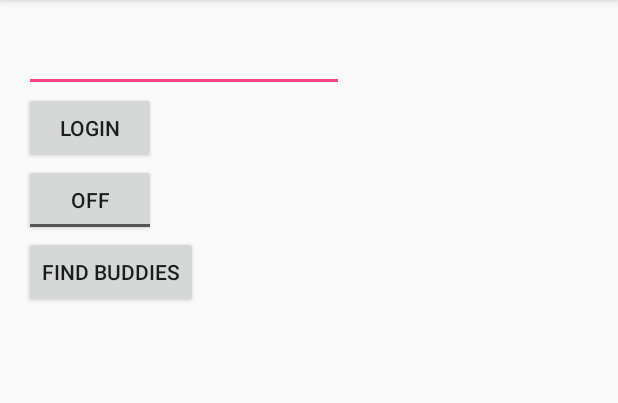
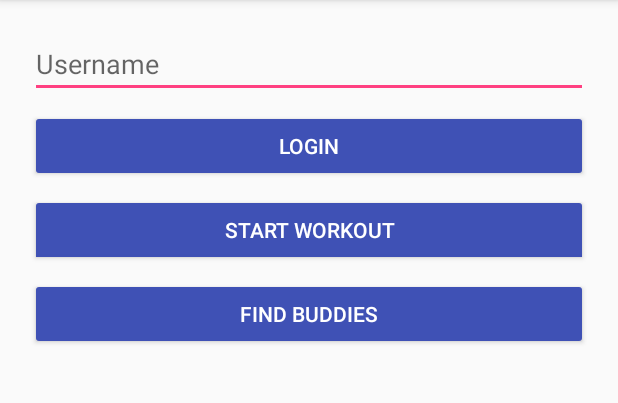
Before and after one commit to dbeckwith/hackrpi15, an Android app: the screen it shows after launch (MainActivity), on a phone screen of 412 x 824 dp, the part 84-487 px from its top. Run offline under Robolectric (Android 15) with nearby library versions, the phone set to English and light mode, and no system bars; our stand-ins replace ButterKnife.

Commit message:
Some stylin' for the app

```diff
--- a/MobileApp/app/src/main/res/layout/activity_main.xml
+++ b/MobileApp/app/src/main/res/layout/activity_main.xml
@@ -7,40 +7,54 @@
     android:paddingBottom="@dimen/activity_vertical_margin" tools:context=".MainActivity">
 
     <Button
-        android:layout_width="wrap_content"
+        android:layout_width="match_parent"
         android:layout_height="wrap_content"
         android:text="Login"
         android:id="@+id/loginButton"
         android:layout_below="@+id/userNameField"
         android:layout_alignParentLeft="true"
-        android:layout_alignParentStart="true" />
+        android:layout_alignParentStart="true"
+        android:layout_margin="4dp"
+        android:textColor="@android:color/white"
+        android:backgroundTint="@color/colorPrimary" />
 
     <EditText
-        android:layout_width="wrap_content"
+        android:layout_width="match_parent"
         android:layout_height="wrap_content"
         android:inputType="textPersonName"
         android:ems="10"
         android:id="@+id/userNameField"
         android:layout_alignParentTop="true"
         android:layout_alignParentLeft="true"
-        android:layout_alignParentStart="true" />
+        android:layout_alignParentStart="true"
+        android:layout_margin="4dp"
+        android:hint="Username"
+        android:singleLine="true" />
 
     <ToggleButton
-        android:layout_width="wrap_content"
+        android:layout_width="match_parent"
         android:layout_height="wrap_content"
         android:text="New ToggleButton"
         android:id="@+id/sessionButton"
         android:layout_below="@+id/loginButton"
         android:layout_alignParentLeft="true"
         android:layout_alignParentStart="true"
-        android:checked="false" />
+        android:checked="false"
+        android:layout_margin="4dp"
+        android:textColor="@android:color/white"
+        android:backgroundTint="@color/colorPrimary"
+        android:textOff="Start Workout"
+        android:textOn="Stop Workout" />
 
     <Button
-        android:layout_width="wrap_content"
+        android:layout_width="match_parent"
         android:layout_height="wrap_content"
         android:text="Find Buddies"
         android:id="@+id/findBuddiesButton"
         android:layout_below="@+id/sessionButton"
         android:layout_alignParentLeft="true"
-        android:layout_alignParentStart="true" />
+        android:layout_alignParentStart="true"
+        android:layout_margin="4dp"
+        android:textColor="@android:color/white"
+        android:backgroundTint="@color/colorPrimary" />
 </RelativeLayout>
```
